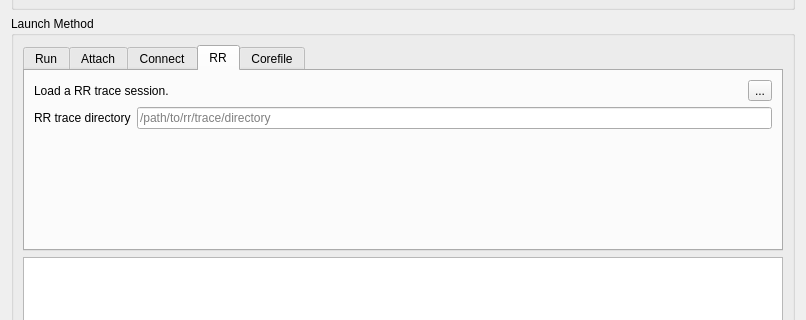
Before: the Qt Designer form src/SeerDebugDialog.ui in epasveer/seer, drawn with Qt 5; both pictures show x 0 to 806 and y 205 to 525 of the 806 by 1040 pixel window.
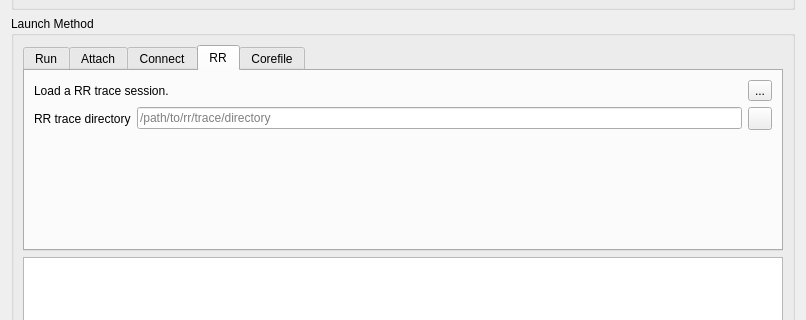
After: the same form once the commit is applied. The open tabs and pages were chosen to show the change. Icons and pictures are not drawn.

Commit message: Add run/start support for RR from Seer's menu buttons.

Patch:
```diff
--- a/src/SeerDebugDialog.ui
+++ b/src/SeerDebugDialog.ui
@@ -644,8 +644,6 @@
          </attribute>
          <layout class="QGridLayout" name="gridLayout_4">
           <item row="0" column="0">
-           <layout class="QVBoxLayout" name="verticalLayout_4">
-            <item>
              <layout class="QHBoxLayout" name="horizontalLayout_11">
               <item>
                <widget class="QLabel" name="label_5">
@@ -683,7 +681,7 @@
               </item>
              </layout>
             </item>
-            <item>
+          <item row="1" column="0">
              <layout class="QHBoxLayout" name="horizontalLayout_12">
               <item>
                <widget class="QLabel" name="rrTraceDirectoryLabel">
@@ -714,9 +712,23 @@
                 </property>
                </widget>
               </item>
-             </layout>
-            </item>
             <item>
+             <widget class="QToolButton" name="rrLoadTraceDirectoryToolButton">
+              <property name="toolTip">
+               <string>Open a dialog to load a RR trace-directory.</string>
+              </property>
+              <property name="text">
+               <string/>
+              </property>
+              <property name="icon">
+               <iconset resource="resource.qrc">
+                <normaloff>:/seer/resources/RelaxLightIcons/document-open.svg</normaloff>:/seer/resources/RelaxLightIcons/document-open.svg</iconset>
+              </property>
+             </widget>
+            </item>
+           </layout>
+          </item>
+          <item row="2" column="0">
              <spacer name="verticalSpacer_2">
               <property name="orientation">
                <enum>Qt::Vertical</enum>
@@ -724,12 +736,10 @@
               <property name="sizeHint" stdset="0">
                <size>
                 <width>20</width>
-                <height>40</height>
+              <height>113</height>
                </size>
               </property>
              </spacer>
-            </item>
-           </layout>
           </item>
          </layout>
         </widget>
```
Left out of the diff: 2 changed lines with no effect on the pictures. Lines whose indentation alone changed are shown as unchanged. The commit also changes 5 other files.
